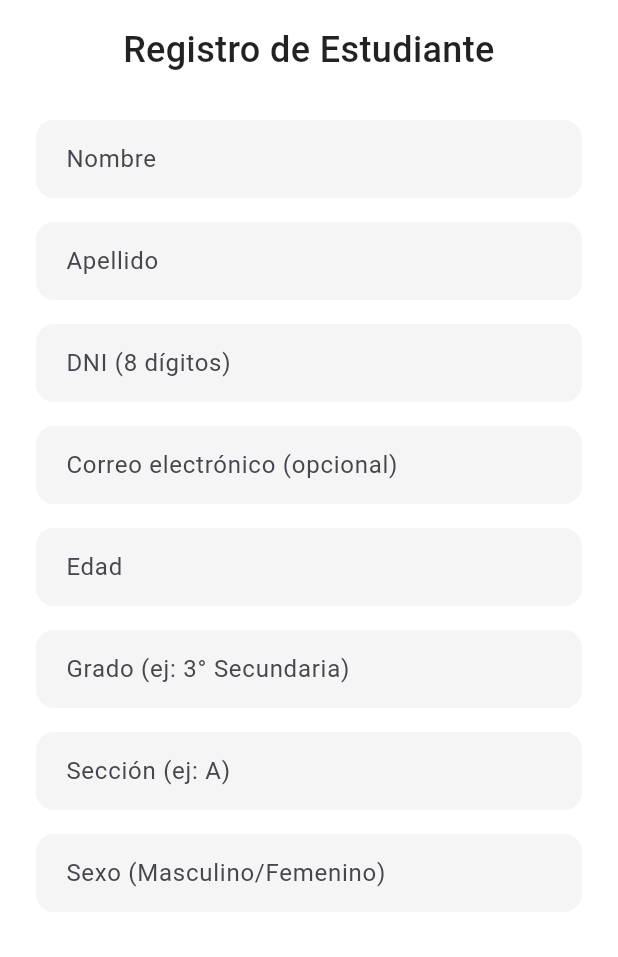
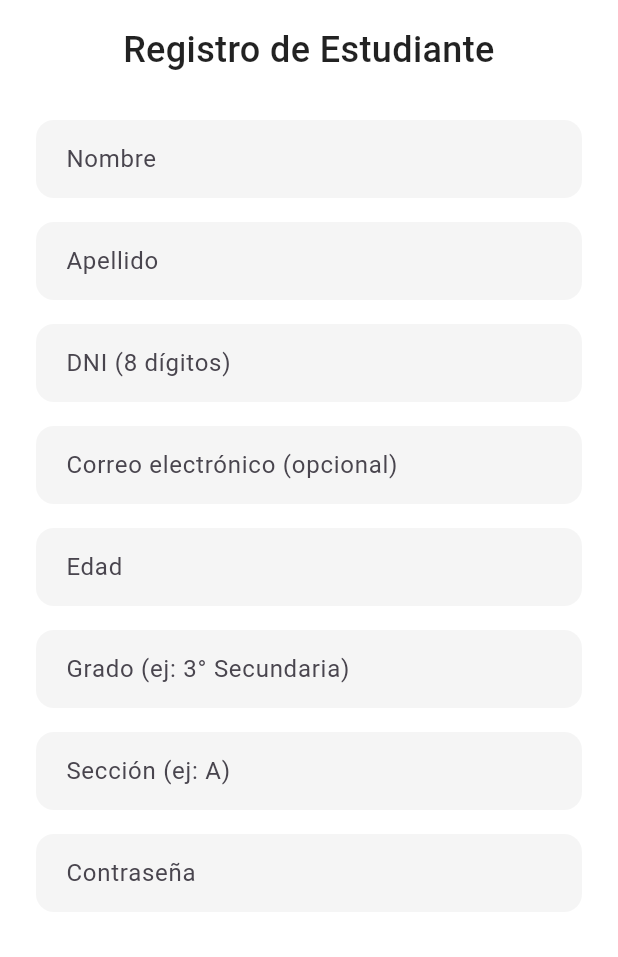
Before and after one commit to SCORPIONS-DEV-INC/ALESUE, a Flutter app: the LoginScreen screen opened directly, after a tap on "Iniciar Sesión", after a tap on "¿No tienes una cuenta? Regístrate", on a phone screen of 412 x 824 dp, the part 279-1236 px from its top. Run offline on Flutter 3.47's test engine with Material 3 defaults, Android fonts, the light colour scheme and no system bars; our stand-ins replace sqflite, sqflite_common_ffi; accounts and stored records are empty.

Commit message:
Errores corregidos

```diff
--- a/lib/screens/loguin_screen.dart
+++ b/lib/screens/loguin_screen.dart
@@ -56,8 +56,8 @@ class _LoginScreenState extends State<LoginScreen> {
     });
 
     try {
-      // 🔐 Autenticación: usuario = nombre, contraseña = dni
-      final userData = await AluxeDatabase.instance().login(usuario, dni);
+      // 🔐 Autenticación: usuario = nombre, contraseña = password
+      final userData = await AluxeDatabase.instance().login(usuario, password);
 
       if (userData != null) {
         // ✅ Login exitoso
@@ -69,34 +69,9 @@ class _LoginScreenState extends State<LoginScreen> {
           ),
         );
       } else {
-        // Aquí iría la lógica de autenticación real con la base de datos
-        await Future.delayed(const Duration(seconds: 1)); // Simulación
-
-        // Por ahora, simulamos una validación simple
-        if (dni == '12345678' && password == 'password123') {
-          // Ejemplo de estudiante para pruebas
-          final estudiante = Estudiante(
-            nombre: 'Juan',
-            apellido: 'Pérez',
-            edad: 12,
-            dni: dni,
-            correo: 'juan@example.com',
-            grado: '3°',
-            seccion: 'A',
-            sexo: 'Masculino',
-          );
-
-          Navigator.pushReplacement(
-            context,
-            MaterialPageRoute(
-              builder: (context) => HomeScreen(estudiante: estudiante),
-            ),
-          );
-        } else {
-          setState(() {
-            _error = 'Nombre o DNI incorrectos';
-          });
-        }
+        setState(() {
+          _error = 'Nombre o contraseña incorrectos';
+        });
       }
     } on Exception catch (e) {
       setState(() {
--- a/lib/screens/registro_screen.dart
+++ b/lib/screens/registro_screen.dart
@@ -19,7 +19,8 @@ class _RegistroScreenState extends State<RegistroScreen> {
   final _edadController = TextEditingController();
   final _gradoController = TextEditingController();
   final _seccionController = TextEditingController();
-  final _sexoController = TextEditingController();
+  final _passwordController = TextEditingController();
+  String? _sexoSeleccionado;
   final AluxeDatabase _db = AluxeDatabase.instance();
   bool _isLoading = false;
   String? _error;
@@ -33,7 +34,7 @@ class _RegistroScreenState extends State<RegistroScreen> {
     _edadController.dispose();
     _gradoController.dispose();
     _seccionController.dispose();
-    _sexoController.dispose();
+    _passwordController.dispose();
     super.dispose();
   }
 
@@ -45,7 +46,8 @@ class _RegistroScreenState extends State<RegistroScreen> {
     final edadStr = _edadController.text.trim();
     final grado = _gradoController.text.trim();
     final seccion = _seccionController.text.trim();
-    final sexo = _sexoController.text.trim();
+    final password = _passwordController.text.trim();
+    final sexo = _sexoSeleccionado ?? '';
     // Validaciones
     if (nombre.isEmpty ||
         apellido.isEmpty ||
@@ -53,7 +55,8 @@ class _RegistroScreenState extends State<RegistroScreen> {
         edadStr.isEmpty ||
         grado.isEmpty ||
         seccion.isEmpty ||
-        sexo.isEmpty) {
+        sexo.isEmpty ||
+        password.isEmpty) {
       setState(() {
         _error = 'Todos los campos son obligatorios';
       });
@@ -107,11 +110,11 @@ class _RegistroScreenState extends State<RegistroScreen> {
         'tenant_id': tenantId,
       });
 
-      // 2. Insertar en login (usuario = nombre, contraseña = dni)
+      // 2. Insertar en login (usuario = nombre, contraseña = password)
       await _db.insertLogin({
         'dni': dni,
         'usuario': nombre,
-        'contraseña': dni,
+        'contraseña': password,
         'tenant_id': tenantId,
       });
 
@@ -137,7 +140,11 @@ class _RegistroScreenState extends State<RegistroScreen> {
     } on Exception catch (e) {
       setState(() {
         _isLoading = false;
-        _error = 'Error al registrar';
+        if (e.toString().contains('UNIQUE constraint failed: registro.dni')) {
+          _error = 'El DNI ya está registrado.';
+        } else {
+          _error = 'Error al registrar';
+        }
       });
       print('❌ Error en registro: $e');
     } finally {
@@ -157,7 +164,8 @@ class _RegistroScreenState extends State<RegistroScreen> {
     _edadController.clear();
     _gradoController.clear();
     _seccionController.clear();
-    _sexoController.clear();
+    _passwordController.clear();
+    _sexoSeleccionado = null;
   }
 
   @override
@@ -229,7 +237,45 @@ class _RegistroScreenState extends State<RegistroScreen> {
                 const SizedBox(height: 16),
                 _buildTextField(_seccionController, 'Sección (ej: A)'),
                 const SizedBox(height: 16),
-                _buildTextField(_sexoController, 'Sexo (Masculino/Femenino)'),
+                // Campo contraseña
+                _buildTextField(
+                  _passwordController,
+                  'Contraseña',
+                  keyboardType: TextInputType.visiblePassword,
+                ),
+                const SizedBox(height: 16),
+                // Campo sexo como dropdown
+                DropdownButtonFormField<String>(
+                  value: _sexoSeleccionado,
+                  items: const [
+                    DropdownMenuItem(
+                      value: 'Masculino',
+                      child: Text('Masculino'),
+                    ),
+                    DropdownMenuItem(
+                      value: 'Femenino',
+                      child: Text('Femenino'),
+                    ),
+                  ],
+                  onChanged: (value) {
+                    setState(() {
+                      _sexoSeleccionado = value;
+                    });
+                  },
+                  decoration: InputDecoration(
+                    hintText: 'Sexo',
+                    filled: true,
+                    fillColor: Colors.grey[100],
+                    border: OutlineInputBorder(
+                      borderRadius: BorderRadius.circular(12),
+                      borderSide: BorderSide.none,
+                    ),
+                    contentPadding: const EdgeInsets.symmetric(
+                      horizontal: 16,
+                      vertical: 14,
+                    ),
+                  ),
+                ),
                 const SizedBox(height: 24),
                 ElevatedButton(
                   onPressed: _isLoading ? null : _registrar,
```
